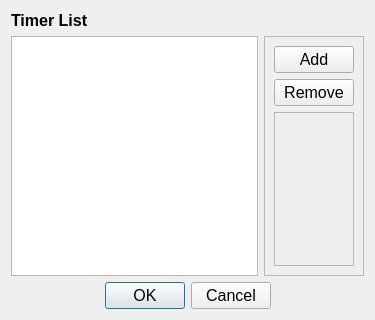
nvdungx/MarketCollect, file ui/DialogTimer.ui: the form before one commit.
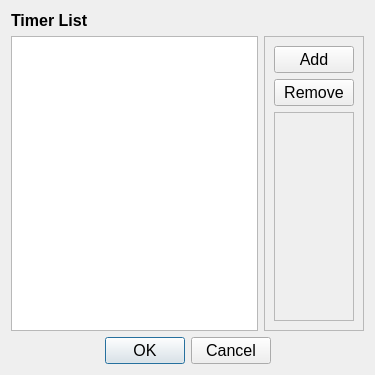
The form after the commit. Icons and pictures are not drawn.

```diff
--- a/ui/DialogTimer.ui
+++ b/ui/DialogTimer.ui
@@ -7,7 +7,7 @@
     <x>0</x>
     <y>0</y>
     <width>375</width>
-    <height>320</height>
+    <height>375</height>
    </rect>
   </property>
   <property name="sizePolicy">
```
